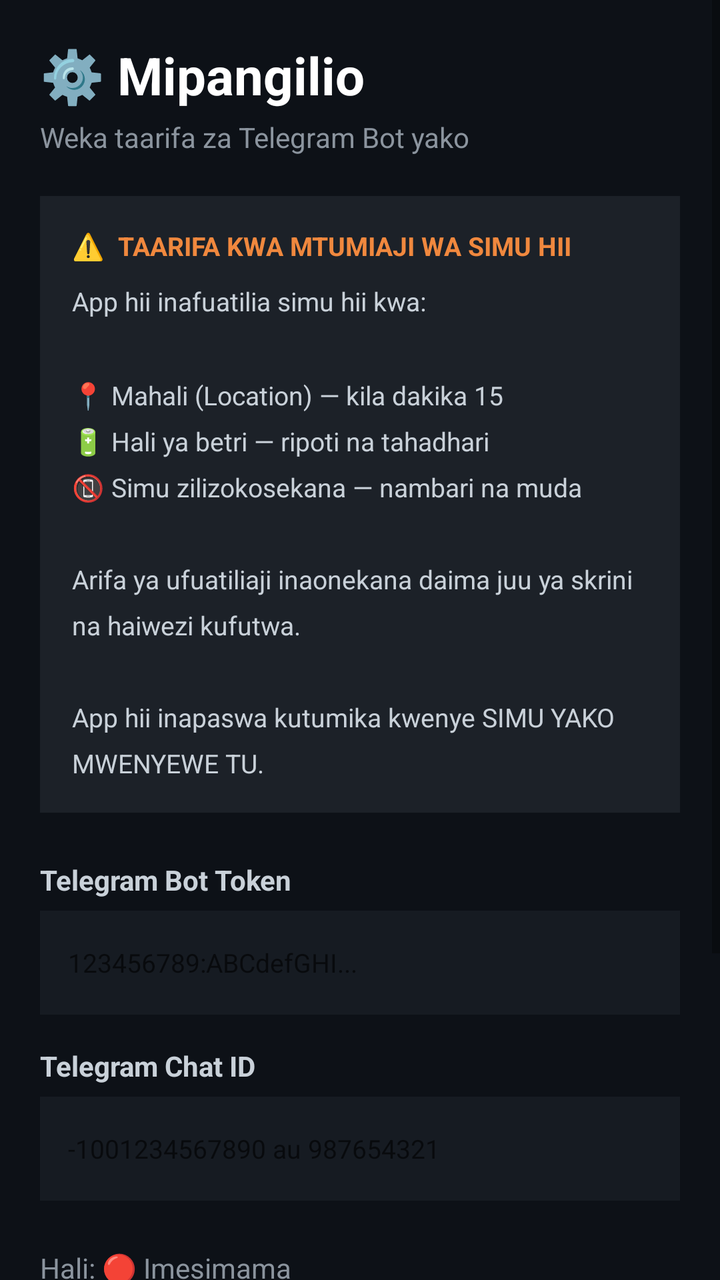
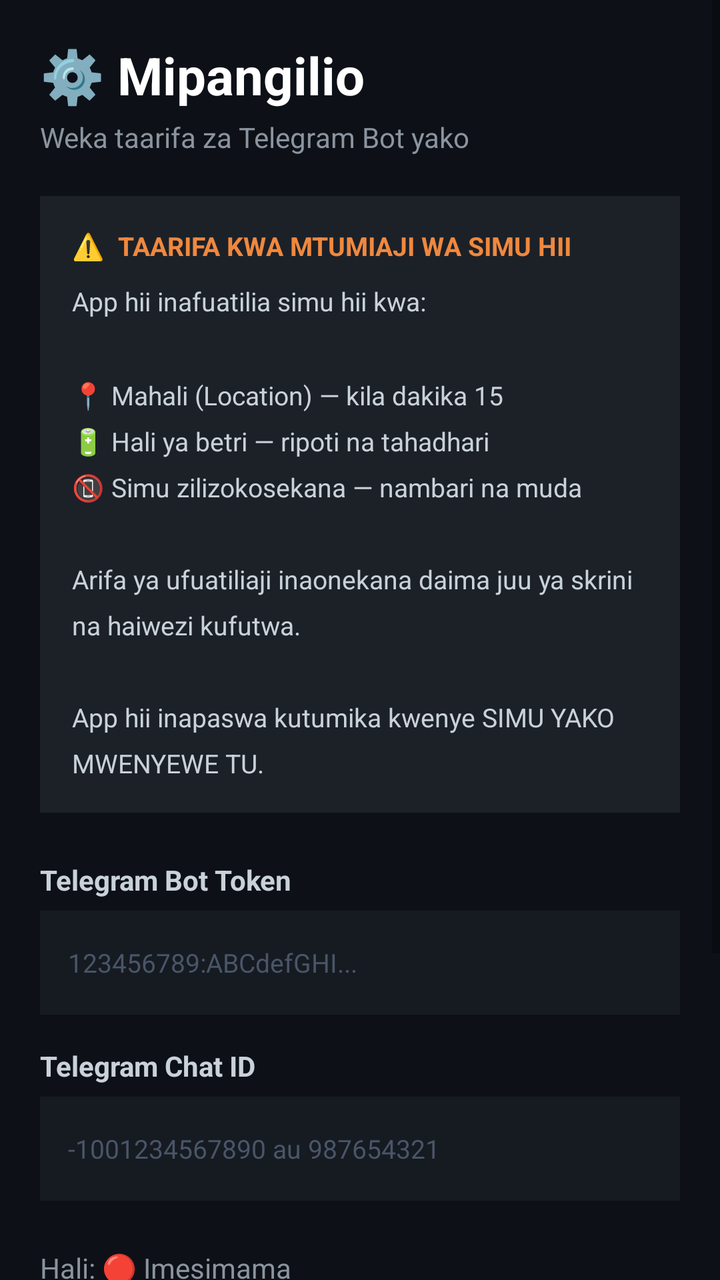

Two renders of the same Android screen: before a commit and after it. Below are the layout's source before the change and the commit's diff.
<!-- AndroidManifest.xml: application theme Theme.DeviceTracker -->
<!-- res/layout/activity_setup.xml -->
<?xml version="1.0" encoding="utf-8"?>
<ScrollView xmlns:android="http://schemas.android.com/apk/res/android"
    android:layout_width="match_parent"
    android:layout_height="match_parent"
    android:background="#0D1117">

    <LinearLayout
        android:layout_width="match_parent"
        android:layout_height="wrap_content"
        android:orientation="vertical"
        android:padding="20dp">

        
        <TextView
            android:layout_width="wrap_content"
            android:layout_height="wrap_content"
            android:text="⚙️ Mipangilio"
            android:textColor="#FFFFFF"
            android:textSize="26sp"
            android:textStyle="bold"
            android:layout_marginBottom="4dp" />

        <TextView
            android:layout_width="wrap_content"
            android:layout_height="wrap_content"
            android:text="Weka taarifa za Telegram Bot yako"
            android:textColor="#8B949E"
            android:textSize="14sp"
            android:layout_marginBottom="20dp" />

        
        <LinearLayout
            android:layout_width="match_parent"
            android:layout_height="wrap_content"
            android:orientation="vertical"
            android:background="#1C2128"
            android:padding="16dp"
            android:layout_marginBottom="24dp">

            <TextView
                android:layout_width="wrap_content"
                android:layout_height="wrap_content"
                android:text="⚠️  TAARIFA KWA MTUMIAJI WA SIMU HII"
                android:textColor="#F0883E"
                android:textSize="13sp"
                android:textStyle="bold"
                android:layout_marginBottom="10dp" />

            <TextView
                android:layout_width="wrap_content"
                android:layout_height="wrap_content"
                android:textColor="#C9D1D9"
                android:textSize="13sp"
                android:lineSpacingMultiplier="1.5"
                android:text="App hii inafuatilia simu hii kwa:\n\n📍 Mahali (Location) — kila dakika 15\n🔋 Hali ya betri — ripoti na tahadhari\n📵 Simu zilizokosekana — nambari na muda\n\nArifa ya ufuatiliaji inaonekana daima juu ya skrini na haiwezi kufutwa.\n\nApp hii inapaswa kutumika kwenye SIMU YAKO MWENYEWE TU." />
        </LinearLayout>

        
        <TextView
            android:layout_width="wrap_content"
            android:layout_height="wrap_content"
            android:text="Telegram Bot Token"
            android:textColor="#C9D1D9"
            android:textSize="14sp"
            android:textStyle="bold"
            android:layout_marginBottom="6dp" />

        <EditText
            android:id="@+id/etToken"
            android:layout_width="match_parent"
            android:layout_height="52dp"
            android:hint="123456789:ABCdefGHI..."
            android:hintTextColor="#4A5568"
            android:textColor="#FFFFFF"
            android:textSize="13sp"
            android:background="#161B22"
            android:paddingHorizontal="14dp"
            android:inputType="text"
            android:layout_marginBottom="16dp" />

        
        <TextView
            android:layout_width="wrap_content"
            android:layout_height="wrap_content"
            android:text="Telegram Chat ID"
            android:textColor="#C9D1D9"
            android:textSize="14sp"
            android:textStyle="bold"
            android:layout_marginBottom="6dp" />

        <EditText
            android:id="@+id/etChatId"
            android:layout_width="match_parent"
            android:layout_height="52dp"
            android:hint="-1001234567890 au 987654321"
            android:hintTextColor="#4A5568"
            android:textColor="#FFFFFF"
            android:textSize="13sp"
            android:background="#161B22"
            android:paddingHorizontal="14dp"
            android:inputType="text"
            android:layout_marginBottom="24dp" />

        
        <TextView
            android:id="@+id/tvStatus"
            android:layout_width="wrap_content"
            android:layout_height="wrap_content"
            android:text="Hali: 🔴 Imesimama"
            android:textColor="#8B949E"
            android:textSize="14sp"
            android:layout_marginBottom="16dp" />

        

        
        <Button
            android:id="@+id/btnTest"
            android:layout_width="match_parent"
            android:layout_height="52dp"
            android:text="🔗 Jaribu Muunganisho"
            android:textSize="15sp"
            android:backgroundTint="#1F6FEB"
            android:textColor="#FFFFFF"
            android:layout_marginBottom="10dp" />

        
        <Button
            android:id="@+id/btnActivate"
            android:layout_width="match_parent"
            android:layout_height="56dp"
            android:text="✅  WASHA UFUATILIAJI"
            android:textSize="16sp"
            android:textStyle="bold"
            android:backgroundTint="#238636"
            android:textColor="#FFFFFF"
            android:layout_marginBottom="10dp" />

        
        <Button
            android:id="@+id/btnStop"
            android:layout_width="match_parent"
            android:layout_height="52dp"
            android:text="🛑  SIMAMISHA"
            android:textSize="15sp"
            android:backgroundTint="#6E1B1B"
            android:textColor="#FFFFFF"
            android:enabled="false" />

    </LinearLayout>
</ScrollView>
<!-- resources referenced by this layout -->
<resources>
  <style name="Theme.DeviceTracker" parent="Theme.MaterialComponents.DayNight.NoActionBar">
          <item name="colorPrimary">#238636</item>
          <item name="colorPrimaryVariant">#1A6329</item>
          <item name="colorOnPrimary">#FFFFFF</item>
          <item name="android:windowBackground">#0D1117</item>
          <item name="android:statusBarColor">#0D1117</item>
          <item name="android:navigationBarColor">#0D1117</item>
      </style>
</resources>

<!-- the commit's change to res/layout/activity_setup.xml (unified diff, before → after) -->
@@ -70,7 +70,7 @@
             android:layout_width="match_parent"
             android:layout_height="52dp"
             android:hint="123456789:ABCdefGHI..."
-            android:hintTextColor="#4A5568"
+            android:textColorHint="#4A5568"
             android:textColor="#FFFFFF"
             android:textSize="13sp"
             android:background="#161B22"
@@ -93,7 +93,7 @@
             android:layout_width="match_parent"
             android:layout_height="52dp"
             android:hint="-1001234567890 au 987654321"
-            android:hintTextColor="#4A5568"
+            android:textColorHint="#4A5568"
             android:textColor="#FFFFFF"
             android:textSize="13sp"
             android:background="#161B22"
